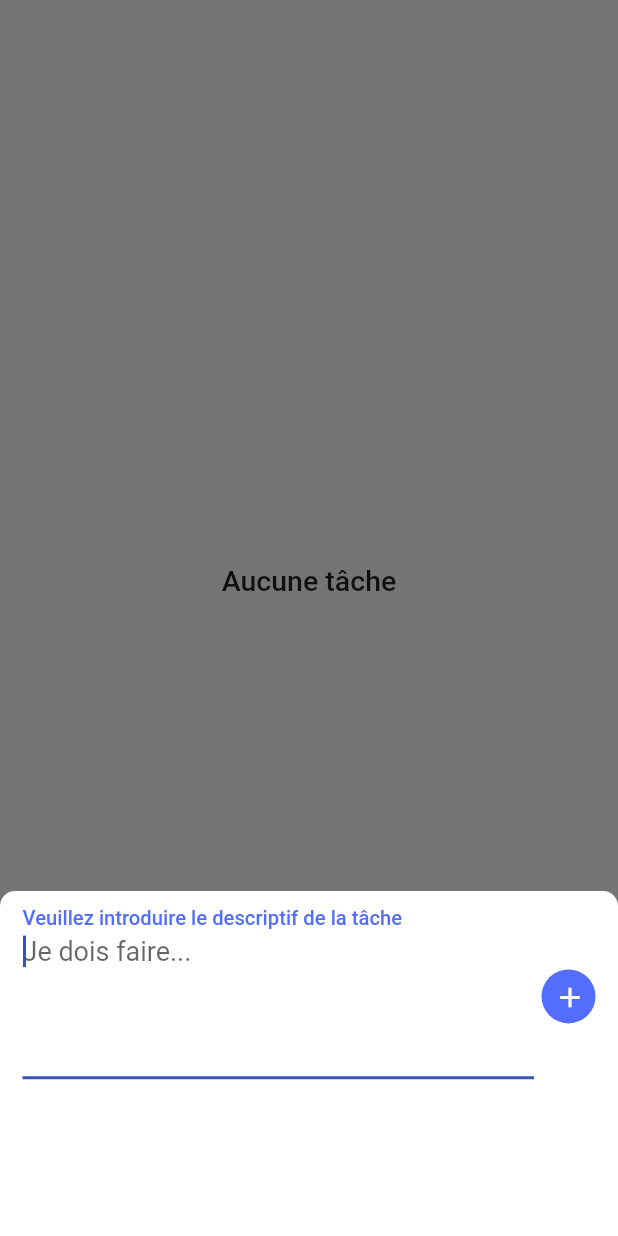
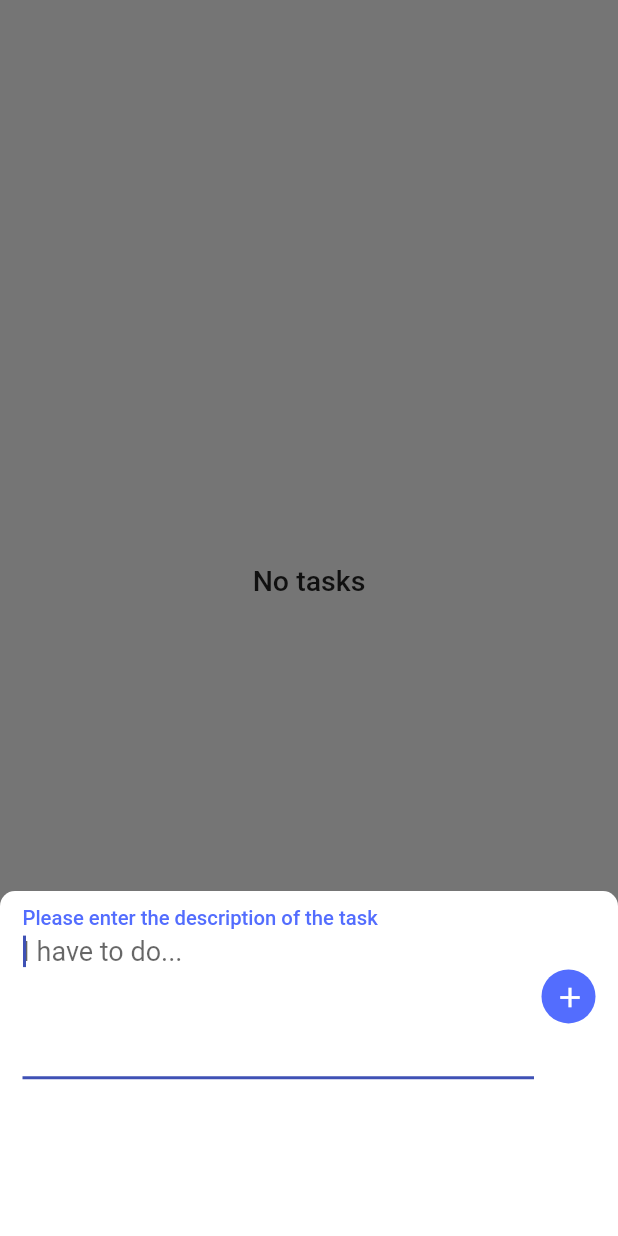
Before and after one commit to Alessandro-AP/ToDoApp_Flutter_BLoC, a Flutter app: the screen it shows after launch, after a tap on the "add" icon, on a phone screen of 412 x 824 dp. Run offline on Flutter 3.47's test engine with Material 2 defaults, Android fonts, the phone set to English and light mode, and no system bars; our stand-ins replace sqflite; accounts and stored records are empty; Roboto replaces fonts that are missing (RobotoMono).

Commit message:
Adding Internationalization

```diff
--- /dev/null
+++ b/lib/l10n/intl_en.arb
@@ -0,0 +1,12 @@
+{
+  "app_title" : "TODO List",
+  "bottomsheet_hint" : "Search",
+  "bottomsheet_label" : "Please enter a text to search for",
+  "bottomsheet_validator" : "Please enter a search term",
+  "addsheet_hint" : "I have to do...",
+  "addsheet_label" : "Please enter the description of the task",
+  "addsheet_validator" : "Please enter a description",
+  "todo_list_empty" : "No tasks",
+  "todo_list_loading" : "Loading in progress...",
+  "delete_todo" : "Delete"
+}
--- a/lib/main.dart
+++ b/lib/main.dart
@@ -1,5 +1,8 @@
 import 'package:flutter/material.dart';
+import 'package:flutter_localizations/flutter_localizations.dart';
 import 'package:todo_list/ui/home_page.dart';
+
+import 'generated/l10n.dart';
 
 
 
@@ -14,7 +17,14 @@ class MyApp extends StatelessWidget {
   Widget build(BuildContext context) {
     return MaterialApp(
       debugShowCheckedModeBanner: false,
-      title: 'Toto List',
+      onGenerateTitle: (BuildContext context) => S.of(context).app_title,
+      localizationsDelegates: const [
+        S.delegate,
+        GlobalMaterialLocalizations.delegate,
+        GlobalWidgetsLocalizations.delegate,
+        GlobalCupertinoLocalizations.delegate,
+      ],
+      supportedLocales: S.delegate.supportedLocales,
       theme: ThemeData(
           primarySwatch: Colors.indigo,
           canvasColor: Colors.transparent
--- a/lib/ui/components/list/todo_list.dart
+++ b/lib/ui/components/list/todo_list.dart
@@ -19,10 +19,10 @@ class TodoList extends StatelessWidget {
 
   @override
   Widget build(BuildContext context) {
-    return getTodoCardWidget(snapshot);
+    return getTodoCardWidget(context, snapshot);
   }
 
-  Widget getTodoCardWidget(AsyncSnapshot<List<Todo>> snapshot) {
+  Widget getTodoCardWidget(BuildContext context,AsyncSnapshot<List<Todo>> snapshot) {
     /*
       Since most of our operations are asynchronous
       at initial state of the operation there will be no stream
@@ -40,13 +40,13 @@ class TodoList extends StatelessWidget {
               itemCount: snapshot.data!.length,
               itemBuilder: (context, itemPosition) {
                 Todo todo = snapshot.data![itemPosition];
-                return listItem(todoBloc,todo);
+                return listItem(context,todoBloc,todo);
               },
             )
           : Center(
               // this is used whenever there 0 Todo
               // in the data base
-              child: noTodoMessageWidget(),
+              child: noTodoMessageWidget(context),
             );
     } else {
       return Center(
@@ -57,7 +57,7 @@ class TodoList extends StatelessWidget {
           to let the use know the app is currently
           processing
         */
-        child: loadingData(todoBloc),
+        child: loadingData(context,todoBloc),
       );
     }
   }
--- a/lib/ui/components/list/todo_list_empty.dart
+++ b/lib/ui/components/list/todo_list_empty.dart
@@ -1,10 +1,14 @@
 import 'package:flutter/cupertino.dart';
 
-Widget noTodoMessageWidget() {
+import '../../../generated/l10n.dart';
+
+Widget noTodoMessageWidget(BuildContext context) {
+  final delegate = S.of(context);
+
   return Builder(builder: (context) {
-    return const Text(
-      "Aucune tâche",
-      style: TextStyle(fontSize: 19, fontWeight: FontWeight.w500),
+    return Text(
+      delegate.todo_list_empty,
+      style: const TextStyle(fontSize: 19, fontWeight: FontWeight.w500),
     );
   });
 }
--- a/lib/ui/components/list/todo_list_loading.dart
+++ b/lib/ui/components/list/todo_list_loading.dart
@@ -1,7 +1,11 @@
 import 'package:flutter/material.dart';
 import 'package:todo_list/bloc/bloc.dart';
 
-Widget loadingData(TodoBloc todoBloc) {
+import '../../../generated/l10n.dart';
+
+Widget loadingData(BuildContext context,TodoBloc todoBloc) {
+  final delegate = S.of(context);
+
   // pull todos again
   todoBloc.refreshTodos();
 
@@ -9,10 +13,10 @@ Widget loadingData(TodoBloc todoBloc) {
     return Center(
       child: Column(
         mainAxisAlignment: MainAxisAlignment.center,
-        children: const <Widget>[
-          CircularProgressIndicator(),
-          Text("Chargement en cours...",
-              style: TextStyle(fontSize: 19, fontWeight: FontWeight.w500))
+        children:  <Widget>[
+          const CircularProgressIndicator(),
+          Text(delegate.todo_list_loading,
+              style: const TextStyle(fontSize: 19, fontWeight: FontWeight.w500))
         ],
       ),
     );
--- a/lib/ui/home_page.dart
+++ b/lib/ui/home_page.dart
@@ -3,6 +3,7 @@ import 'package:flutter/services.dart';
 import 'package:todo_list/bloc/bloc.dart';
 import 'package:todo_list/models/todo.dart';
 
+import '../generated/l10n.dart';
 import 'components/bottom_bar/bottom_bar.dart';
 import 'components/list/todo_list.dart';
 
@@ -66,6 +67,7 @@ class HomePage extends StatelessWidget {
   }
 
   void _showAddTodoSheet(BuildContext context) {
+    final delegate = S.of(context);
     final todoDescriptionFormController = TextEditingController();
     showModalBottomSheet(
         context: context,
@@ -98,15 +100,15 @@ class HomePage extends StatelessWidget {
                               style: const TextStyle(
                                   fontSize: 18, fontWeight: FontWeight.w400),
                               autofocus: true,
-                              decoration: const InputDecoration(
-                                  hintText: "Je dois faire...",
-                                  labelText: "Veuillez introduire le descriptif de la tâche",
-                                  labelStyle: TextStyle(
+                              decoration: InputDecoration(
+                                  hintText: delegate.addsheet_hint,
+                                  labelText: delegate.addsheet_label,
+                                  labelStyle: const TextStyle(
                                       color: Colors.indigoAccent,
                                       fontWeight: FontWeight.w500)),
                               validator: (value) {
                                 if (value != null && value.isEmpty) {
-                                  return "Veuillez entrer un descriptif";
+                                  return delegate.addsheet_validator;
                                 }
                                 return null;
                               },
--- a/pubspec.yaml
+++ b/pubspec.yaml
@@ -46,3 +46,5 @@ dev_dependencies:
 flutter:
   uses-material-design: true
   generate: true
+flutter_intl:
+  enabled: true
```
Also changed, not shown: lib/l10n/intl_fr_FR.arb (added, +12 -0 lines), lib/ui/components/bottom_bar/bottom_bar.dart (+9 -5 lines), lib/ui/components/list/todo_list_item.dart (+8 -5 lines), lib/generated/intl/messages_all.dart (added), lib/generated/intl/messages_en.dart (added), lib/generated/intl/messages_fr_FR.dart (added), lib/generated/l10n.dart (added).
